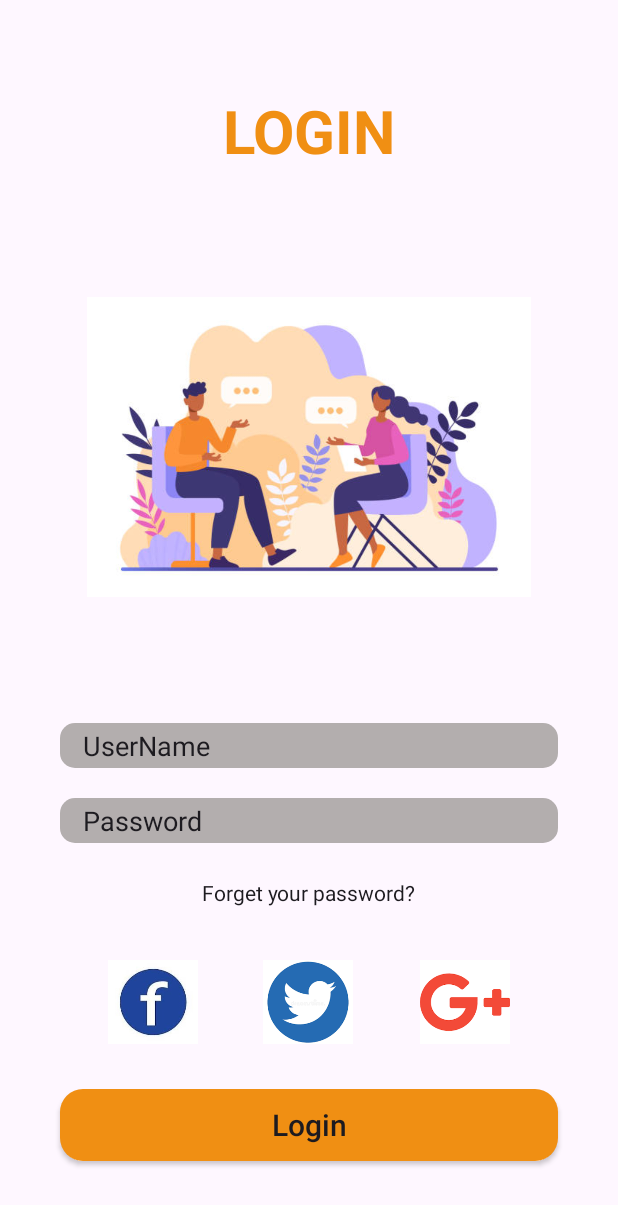
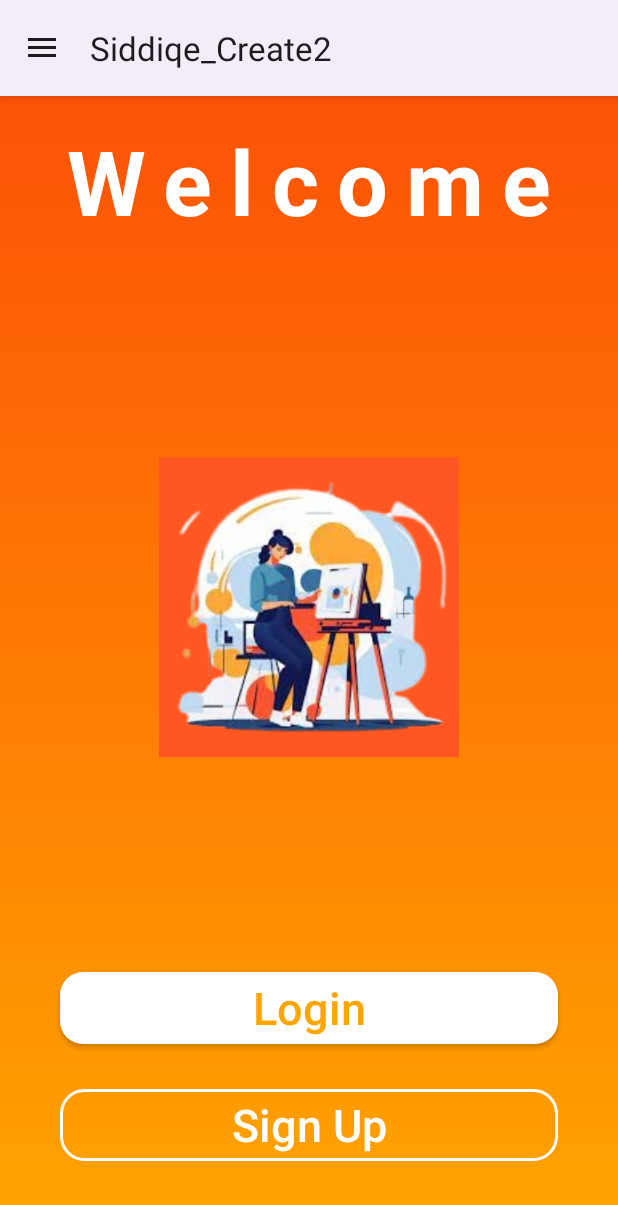
Before and after one commit to AB-Siddiqe/Siddiqe_Create2, an Android app: the screen it shows after launch (Login before the commit, MainActivity after it), on a phone screen of 412 x 824 dp. Shown: the top 1205 px of the screen. Run offline under Robolectric (Android 15) with nearby library versions, the phone set to English and light mode, and no system bars.

Commit message:
3nd update

```diff
--- a/app/src/main/AndroidManifest.xml
+++ b/app/src/main/AndroidManifest.xml
@@ -13,13 +13,13 @@
         android:theme="@style/Theme.Siddiqe_Create2"
         tools:targetApi="31">
         <activity
+            android:name=".Login"
+            android:exported="false" />
+        <activity
             android:name=".SignUpact"
             android:exported="false" />
         <activity
             android:name=".MainActivity"
-            android:exported="false" />
-        <activity
-            android:name=".Login"
             android:exported="true">
             <intent-filter>
                 <action android:name="android.intent.action.MAIN" />
--- a/app/src/main/java/com/example/siddiqe_create2/MainActivity.java
+++ b/app/src/main/java/com/example/siddiqe_create2/MainActivity.java
@@ -1,15 +1,26 @@
 package com.example.siddiqe_create2;
 
+import android.content.Intent;
 import android.os.Bundle;
+import android.view.MenuItem;
+import android.view.View;
+import android.widget.Button;
 
 import androidx.activity.EdgeToEdge;
+import androidx.annotation.NonNull;
+import androidx.appcompat.app.ActionBarDrawerToggle;
 import androidx.appcompat.app.AppCompatActivity;
+import androidx.appcompat.widget.AppCompatButton;
 import androidx.core.graphics.Insets;
 import androidx.core.view.ViewCompat;
 import androidx.core.view.WindowInsetsCompat;
+import androidx.drawerlayout.widget.DrawerLayout;
 
 public class MainActivity extends AppCompatActivity {
 
+    DrawerLayout drawerLayout;
+    ActionBarDrawerToggle actionBarDrawerToggle;
+    AppCompatButton login,Signup;
     @Override
     protected void onCreate(Bundle savedInstanceState) {
         super.onCreate(savedInstanceState);
@@ -20,5 +31,45 @@ public class MainActivity extends AppCompatActivity {
             v.setPadding(systemBars.left, systemBars.top, systemBars.right, systemBars.bottom);
             return insets;
         });
+
+        login=findViewById(R.id.login);
+        Signup=findViewById(R.id.signup);
+
+        Signup.setOnClickListener(new View.OnClickListener() {
+            @Override
+            public void onClick(View view) {
+                Intent i=new Intent(MainActivity.this, SignUpact.class);
+                i.putExtra("UserName","AB");
+                i.putExtra("Email","siddeq.gcc@gmail.com");
+                i.putExtra("Password","abs*1234");
+                i.putExtra("Re_Password","abs*1234");
+                startActivity(i);
+            }
+        });
+        login.setOnClickListener(new View.OnClickListener() {
+            @Override
+            public void onClick(View view) {
+                Intent i=new Intent(MainActivity.this, Login.class);
+                startActivity(i);
+            }
+        });
+        drawerLayout=findViewById(R.id.main);
+        actionBarDrawerToggle=new ActionBarDrawerToggle(this,drawerLayout,R.string.nav_open,R.string.nav_close);
+
+
+        drawerLayout.addDrawerListener(actionBarDrawerToggle);
+        actionBarDrawerToggle.syncState();
+
+        getSupportActionBar().setDisplayHomeAsUpEnabled(true);
+
+    }
+
+    @Override
+    public boolean onOptionsItemSelected(@NonNull MenuItem item) {
+
+        if (actionBarDrawerToggle.onOptionsItemSelected(item)){
+            return true;
+        }
+        return super.onOptionsItemSelected(item);
     }
 }
--- a/app/src/main/res/drawable/boxdesign2.xml
+++ b/app/src/main/res/drawable/boxdesign2.xml
@@ -4,8 +4,8 @@
     <corners
         android:radius="15dp"/>
     <solid
-        android:color="#F08F13"/>
+        android:color="#D79A0B"/>
     <size
         android:width="100dp"
-        android:height="25dp"/>
+        android:height="20dp"/>
 </shape>
--- /dev/null
+++ b/app/src/main/res/drawable/home.xml
@@ -0,0 +1,5 @@
+<vector xmlns:android="http://schemas.android.com/apk/res/android" android:height="24dp" android:tint="#000000" android:viewportHeight="24" android:viewportWidth="24" android:width="24dp">
+
+    <path android:fillColor="@android:color/white" android:pathData="M10,20v-6h4v6h5v-8h3L12,3 2,12h3v8z"/>
+
+</vector>
--- a/app/src/main/res/layout/activity_login.xml
+++ b/app/src/main/res/layout/activity_login.xml
@@ -38,7 +38,7 @@
         android:layout_marginBottom="20dp"
         android:background="@drawable/boxdesign"
         android:paddingHorizontal="15dp"
-        android:text="UserName"
+        android:hint="UserName"
         app:layout_constraintBottom_toTopOf="@+id/editText5"
         app:layout_constraintEnd_toEndOf="parent"
         app:layout_constraintStart_toStartOf="parent" />
@@ -50,9 +50,9 @@
         android:layout_marginHorizontal="40dp"
         android:layout_marginBottom="164dp"
         android:background="@drawable/boxdesign"
-        android:hint="textPassword"
+        android:hint="Password"
+        android:inputType="textPassword"
         android:paddingHorizontal="15dp"
-        android:text="Password"
         app:layout_constraintBottom_toTopOf="@+id/button3"
         app:layout_constraintEnd_toEndOf="parent"
 
@@ -62,7 +62,6 @@
         android:id="@+id/checkedTextView"
         android:layout_width="wrap_content"
         android:layout_height="wrap_content"
-
         android:text="Forget your password?"
         app:layout_constraintBottom_toTopOf="@+id/button3"
         app:layout_constraintEnd_toEndOf="parent"
--- a/app/src/main/res/layout/activity_main.xml
+++ b/app/src/main/res/layout/activity_main.xml
@@ -1,12 +1,16 @@
 <?xml version="1.0" encoding="utf-8"?>
-<androidx.constraintlayout.widget.ConstraintLayout xmlns:android="http://schemas.android.com/apk/res/android"
+<androidx.drawerlayout.widget.DrawerLayout xmlns:android="http://schemas.android.com/apk/res/android"
     xmlns:app="http://schemas.android.com/apk/res-auto"
     xmlns:tools="http://schemas.android.com/tools"
     android:id="@+id/main"
     android:layout_width="match_parent"
     android:layout_height="match_parent"
-    android:background="@drawable/colordesign"
     tools:context=".MainActivity">
+
+<androidx.constraintlayout.widget.ConstraintLayout
+    android:layout_width="match_parent"
+    android:layout_height="match_parent"
+    android:background="@drawable/colordesign">
 
     <TextView
         android:id="@+id/textView"
@@ -26,16 +30,16 @@
 
     <ImageView
         android:id="@+id/imageView"
-        android:layout_width="match_parent"
+        android:layout_width="300dp"
         android:layout_height="200dp"
         android:src="@drawable/imag"
-        app:layout_constraintBottom_toTopOf="@+id/button"
+        app:layout_constraintBottom_toTopOf="@+id/login"
         app:layout_constraintEnd_toEndOf="parent"
         app:layout_constraintStart_toStartOf="parent"
         app:layout_constraintTop_toBottomOf="@+id/textView" />
 
     <androidx.appcompat.widget.AppCompatButton
-        android:id="@+id/button"
+        android:id="@+id/login"
         android:layout_width="match_parent"
         android:layout_height="wrap_content"
         android:layout_marginHorizontal="40dp"
@@ -45,11 +49,11 @@
         android:textAllCaps="false"
         android:textColor="#FFA500"
         android:textSize="30dp"
-        app:layout_constraintBottom_toTopOf="@+id/button2"
+        app:layout_constraintBottom_toTopOf="@+id/signup"
         app:layout_constraintStart_toStartOf="parent" />
 
     <androidx.appcompat.widget.AppCompatButton
-        android:id="@+id/button2"
+        android:id="@+id/signup"
         android:layout_width="match_parent"
         android:layout_height="wrap_content"
         android:layout_marginHorizontal="40dp"
@@ -63,5 +67,12 @@
         app:layout_constraintEnd_toEndOf="parent"
         app:layout_constraintStart_toStartOf="parent" />
 
+</androidx.constraintlayout.widget.ConstraintLayout>
 
-</androidx.constraintlayout.widget.ConstraintLayout>
+<com.google.android.material.navigation.NavigationView
+    android:id="@+id/navbar"
+    android:layout_width="wrap_content"
+    android:layout_height="match_parent"
+    android:layout_gravity="start"
+     app:menu="@menu/nevigation_menu"/>
+</androidx.drawerlayout.widget.DrawerLayout>
--- /dev/null
+++ b/app/src/main/res/menu/nevigation_menu.xml
@@ -0,0 +1,24 @@
+<?xml version="1.0" encoding="utf-8"?>
+<menu xmlns:android="http://schemas.android.com/apk/res/android">
+
+    <item
+        android:id="@+id/home"
+        android:icon="@drawable/home"
+        android:title="Home"/>
+
+    <item
+        android:id="@+id/profile"
+        android:icon="@drawable/account"
+        android:title="Profile"/>
+
+    <item
+        android:id="@+id/settings"
+        android:icon="@drawable/settings"
+        android:title="Settings"/>
+
+    <item
+        android:id="@+id/logout"
+        android:icon="@drawable/logout"
+        android:title="LogOut"/>
+
+</menu>
--- a/app/src/main/res/values/strings.xml
+++ b/app/src/main/res/values/strings.xml
@@ -1,3 +1,5 @@
 <resources>
     <string name="app_name">Siddiqe_Create2</string>
+    <string name="nav_open">OPen</string>
+    <string name="nav_close">Close</string>
 </resources>
--- a/app/src/main/res/values/themes.xml
+++ b/app/src/main/res/values/themes.xml
@@ -1,6 +1,6 @@
 <resources xmlns:tools="http://schemas.android.com/tools">
     <!-- Base application theme. -->
-    <style name="Base.Theme.Siddiqe_Create2" parent="Theme.Material3.DayNight.NoActionBar">
+    <style name="Base.Theme.Siddiqe_Create2" parent="Theme.Material3.DayNight">
         <!-- Customize your light theme here. -->
         <!-- <item name="colorPrimary">@color/my_light_primary</item> -->
     </style>
```
Also changed, not shown: app/src/main/res/layout/activity_sign_upact.xml (+16 -15 lines).
